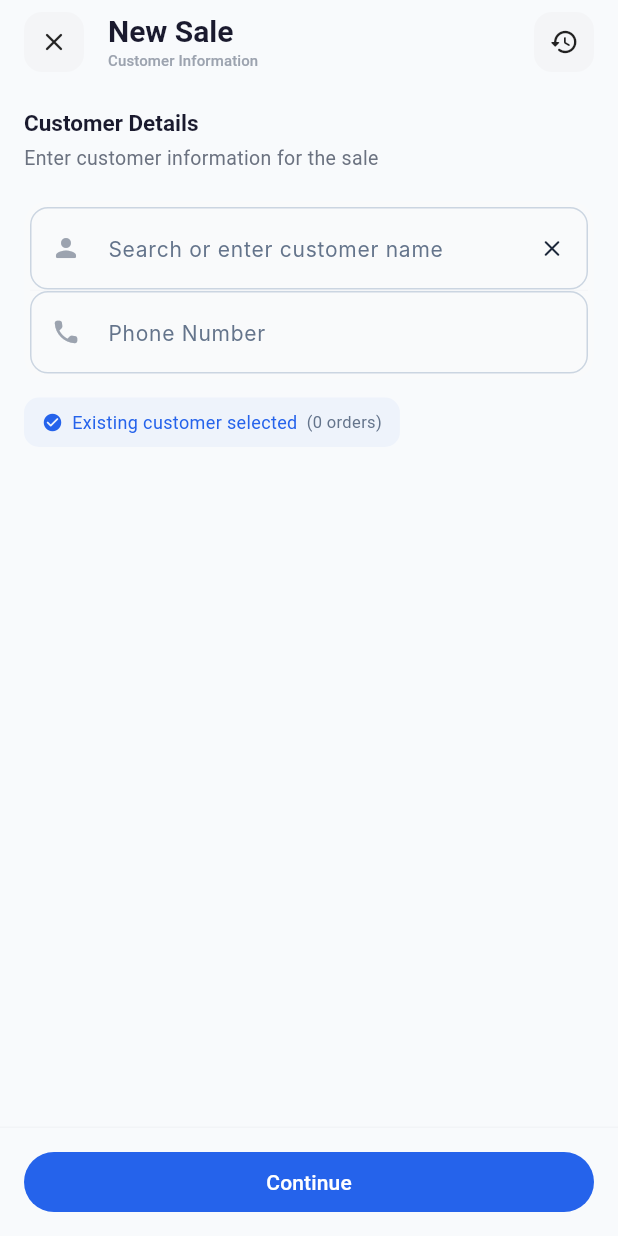
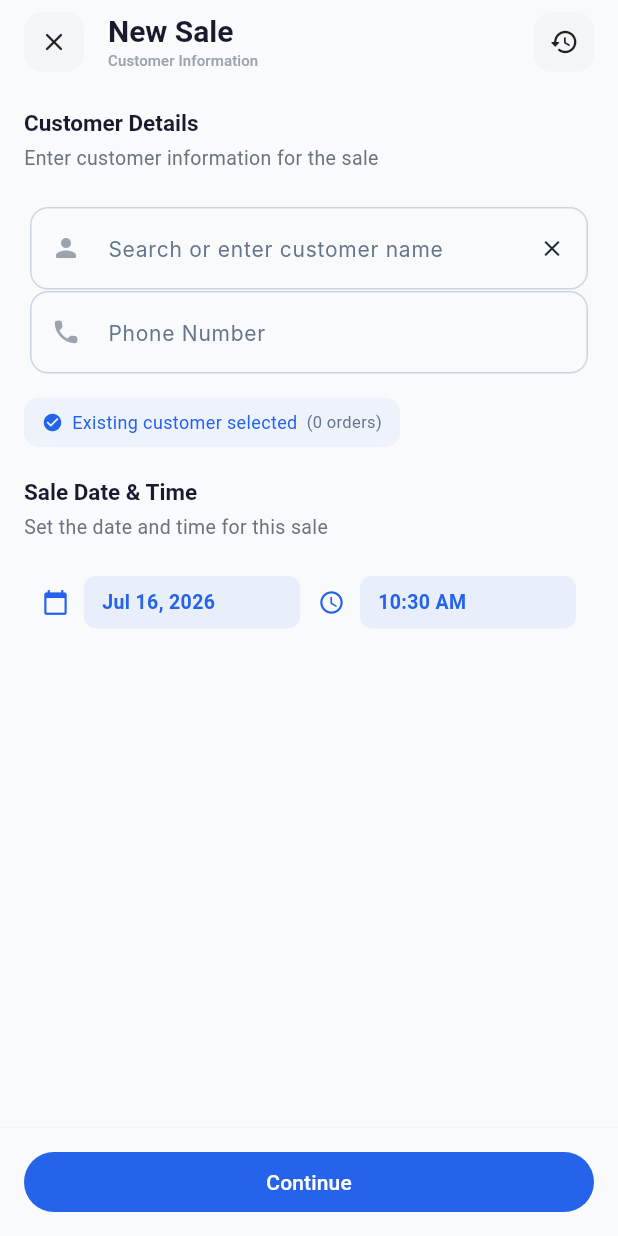
Before and after one commit to Mdarafath07/SmartStock, a Flutter app: the _NewSaleScreenContent screen opened directly, on a phone screen of 412 x 824 dp. Run offline on Flutter 3.47's test engine with Material 3 defaults, Android fonts, the phone set to English and light mode, and no system bars; our stand-ins replace cached_network_image, cloud_firestore, connectivity_plus, firebase_core, flutter_dotenv, googleapis_auth and 1 more; missing offline and left inert: googleapis, mobile_scanner, unified_esc_pos_printer; accounts and stored records are empty; Roboto replaces fonts that are missing (Inter).

Commit message:
feat: add manual date/time selection to sale form

```diff
--- a/lib/features/sales/providers/sale_provider.dart
+++ b/lib/features/sales/providers/sale_provider.dart
@@ -85,6 +85,7 @@ class SaleProvider extends ChangeNotifier {
     required String customerId,
     required String customerName,
     required String customerPhone,
+    DateTime? saleDate,
   }) async {
     _setLoading(true);
     _setError(null);
@@ -94,6 +95,7 @@ class SaleProvider extends ChangeNotifier {
         customerId: customerId,
         customerName: customerName,
         customerPhone: customerPhone,
+        saleDate: saleDate,
       );
       await loadDailySalesSummary();
       return saleIds;
--- a/lib/features/sales/repositories/sale_repository.dart
+++ b/lib/features/sales/repositories/sale_repository.dart
@@ -42,12 +42,14 @@ class SaleRepository {
     required String customerId,
     required String customerName,
     required String customerPhone,
+    DateTime? saleDate,
   }) {
     return _saleService.bulkCreateSales(
       items: items,
       customerId: customerId,
       customerName: customerName,
       customerPhone: customerPhone,
+      saleDate: saleDate,
     );
   }
 
--- a/lib/features/sales/services/sale_service.dart
+++ b/lib/features/sales/services/sale_service.dart
@@ -85,6 +85,7 @@ class SaleService {
     required String customerId,
     required String customerName,
     required String customerPhone,
+    DateTime? saleDate,
   }) async {
     final batch = _firestore.batch();
     final saleIds = <String>[];
@@ -93,7 +94,7 @@ class SaleService {
     final productStockUpdates = <String, int>{};
 
     final batchId = _firestore.collection(_salesCollection).doc().id;
-    final now = DateTime.now();
+    final now = saleDate ?? DateTime.now();
     final saleTimestamp = Timestamp.fromDate(now);
 
     for (final item in items) {
--- a/lib/features/sales/widgets/sale_form.dart
+++ b/lib/features/sales/widgets/sale_form.dart
@@ -2,6 +2,7 @@ import 'dart:async';
 import 'dart:math';
 
 import 'package:flutter/material.dart';
+import 'package:intl/intl.dart';
 import 'package:provider/provider.dart';
 import 'package:smartstock/core/routes/app_routes.dart';
 import 'package:smartstock/core/services/connectivity_service.dart';
@@ -40,6 +41,7 @@ class _SaleFormState extends State<SaleForm> {
 
   final List<_CartItem> _cartItems = [];
   final Set<String> _scannedSerialNumbers = {};
+  DateTime _saleDate = DateTime.now();
 
   @override
   void initState() {
@@ -128,7 +130,7 @@ class _SaleFormState extends State<SaleForm> {
           'categoryName': item.product.categoryName,
           'salePrice': item.product.sellingPrice,
           'purchasePrice': item.product.purchasePrice,
-          'warrantyExpiryDate': DateTime.now().add(Duration(days: item.product.warrantyMonths * 30)),
+          'warrantyExpiryDate': _saleDate.add(Duration(days: item.product.warrantyMonths * 30)),
           'warrantyMonths': item.product.warrantyMonths,
           'quantity': 1,
         }).toList();
@@ -144,7 +146,7 @@ class _SaleFormState extends State<SaleForm> {
           'categoryName': item.product.categoryName,
           'salePrice': item.product.sellingPrice,
           'purchasePrice': item.product.purchasePrice,
-          'warrantyExpiryDate': DateTime.now(),
+          'warrantyExpiryDate': _saleDate,
           'warrantyMonths': 0,
           'quantity': item.quantity,
         }];
@@ -162,6 +164,7 @@ class _SaleFormState extends State<SaleForm> {
         customerId: finalCustomerId,
         customerName: finalCustomerName,
         customerPhone: finalCustomerPhone,
+        saleDate: _saleDate,
       );
       if (mounted) {
         _showReceipt(finalCustomerName, finalCustomerPhone, items);
@@ -189,7 +192,7 @@ class _SaleFormState extends State<SaleForm> {
         price: i['salePrice'] as double,
         warrantyMonths: i['warrantyMonths'] as int? ?? 0,
         warrantyExpiry: i['warrantyExpiryDate'] as DateTime? ?? DateTime.now(),
-        saleDate: DateTime.now(),
+        saleDate: _saleDate,
         quantity: i['quantity'] as int? ?? 1,
       )).toList(),
       onDone: widget.onSaleComplete,
@@ -510,7 +513,7 @@ class _SaleFormState extends State<SaleForm> {
               ],
             ),
           ),
-          if (_selectedCustomer != null)
+            if (_selectedCustomer != null)
             Padding(
               padding: const EdgeInsets.only(top: 12),
               child: Container(
@@ -531,6 +534,84 @@ class _SaleFormState extends State<SaleForm> {
                 ),
               ),
             ),
+          const SizedBox(height: 20),
+          Text('Sale Date & Time', style: AppTextStyles.titleMd.copyWith(color: isDark ? AppColors.textPrimary : const Color(0xFF1A1A2E))),
+          const SizedBox(height: 4),
+          Text('Set the date and time for this sale',
+              style: AppTextStyles.bodySm.copyWith(color: isDark ? AppColors.textMuted : const Color(0xFF6B7280))),
+          const SizedBox(height: 12),
+          Container(
+            padding: const EdgeInsets.all(12),
+            decoration: BoxDecoration(
+              color: (isDark ? AppColors.surfaceLight : const Color(0xFFF9FAFB)).withAlpha(200),
+              borderRadius: BorderRadius.circular(16),
+            ),
+            child: Row(
+              children: [
+                Icon(Icons.calendar_today, size: 18, color: AppColors.primary),
+                const SizedBox(width: 10),
+                Expanded(
+                  child: GestureDetector(
+                    onTap: () async {
+                      final picked = await showDatePicker(
+                        context: context,
+                        initialDate: _saleDate,
+                        firstDate: DateTime(2020),
+                        lastDate: DateTime(2030),
+                      );
+                      if (picked != null) {
+                        setState(() => _saleDate = DateTime(
+                          picked.year, picked.month, picked.day,
+                          _saleDate.hour, _saleDate.minute,
+                        ));
+                      }
+                    },
+                    child: Container(
+                      padding: const EdgeInsets.symmetric(horizontal: 12, vertical: 8),
+                      decoration: BoxDecoration(
+                        color: AppColors.primary.withAlpha(20),
+                        borderRadius: BorderRadius.circular(8),
+                      ),
+                      child: Text(
+                        DateFormat('MMM dd, yyyy').format(_saleDate),
+                        style: TextStyle(fontSize: 13, fontWeight: FontWeight.w600, color: AppColors.primary),
+                      ),
+                    ),
+                  ),
+                ),
+                const SizedBox(width: 12),
+                Icon(Icons.access_time_rounded, size: 18, color: AppColors.primary),
+                const SizedBox(width: 10),
+                Expanded(
+                  child: GestureDetector(
+                    onTap: () async {
+                      final picked = await showTimePicker(
+                        context: context,
+                        initialTime: TimeOfDay.fromDateTime(_saleDate),
+                      );
+                      if (picked != null) {
+                        setState(() => _saleDate = DateTime(
+                          _saleDate.year, _saleDate.month, _saleDate.day,
+                          picked.hour, picked.minute,
+                        ));
+                      }
+                    },
+                    child: Container(
+                      padding: const EdgeInsets.symmetric(horizontal: 12, vertical: 8),
+                      decoration: BoxDecoration(
+                        color: AppColors.primary.withAlpha(20),
+                        borderRadius: BorderRadius.circular(8),
+                      ),
+                      child: Text(
+                        DateFormat('hh:mm a').format(_saleDate),
+                        style: TextStyle(fontSize: 13, fontWeight: FontWeight.w600, color: AppColors.primary),
+                      ),
+                    ),
+                  ),
+                ),
+              ],
+            ),
+          ),
         ],
       ),
     );
```
